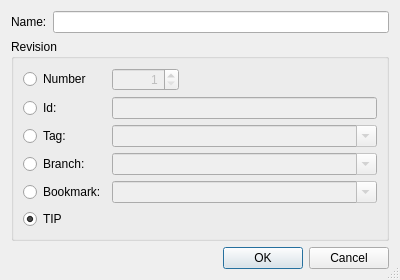
Qt form Plugins/VcsPlugins/vcsMercurial/BookmarksExtension/HgBookmarkDialog.ui (testmana2/test) before a commit.
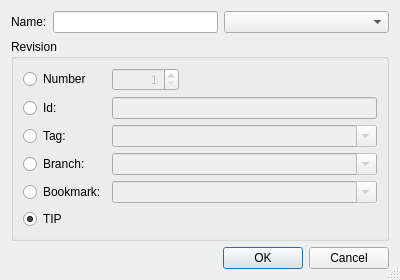
The same form after that commit.

Commit message: Continued with Mercurial bookmark support.

Patch:
```diff
--- a/Plugins/VcsPlugins/vcsMercurial/BookmarksExtension/HgBookmarkDialog.ui
+++ b/Plugins/VcsPlugins/vcsMercurial/BookmarksExtension/HgBookmarkDialog.ui
@@ -33,6 +33,19 @@
        </property>
       </widget>
      </item>
+     <item>
+      <widget class="QComboBox" name="nameCombo">
+       <property name="sizePolicy">
+        <sizepolicy hsizetype="Expanding" vsizetype="Fixed">
+         <horstretch>0</horstretch>
+         <verstretch>0</verstretch>
+        </sizepolicy>
+       </property>
+       <property name="toolTip">
+        <string>Select a bookmark</string>
+       </property>
+      </widget>
+     </item>
     </layout>
    </item>
    <item>
```
Left out of the diff: 1 changed line with no effect on the pictures. The commit also changes 17 other files.
